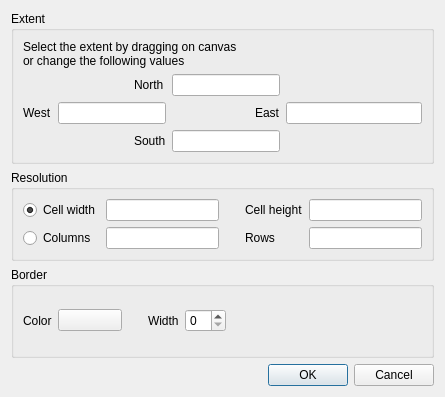
carsmie/QGIS, file src/plugins/grass/qgsgrassregionbase.ui: the form before one commit.
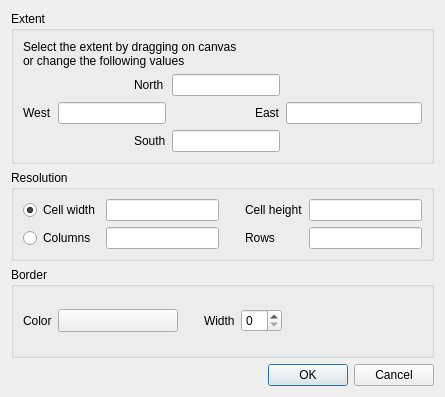
The form after the commit. Custom widgets are drawn as their Qt base class.

Commit message: Flip more colors buttons to QgsColorButtonV2

Diff of the .ui file:
```diff
--- a/src/plugins/grass/qgsgrassregionbase.ui
+++ b/src/plugins/grass/qgsgrassregionbase.ui
@@ -199,16 +199,16 @@
        </spacer>
       </item>
       <item row="0" column="1">
-       <widget class="QgsColorButton" name="mColorButton">
+       <widget class="QgsColorButtonV2" name="mColorButton">
         <property name="minimumSize">
          <size>
-          <width>64</width>
+          <width>120</width>
           <height>0</height>
          </size>
         </property>
         <property name="maximumSize">
          <size>
-          <width>100</width>
+          <width>120</width>
           <height>16777215</height>
          </size>
         </property>
@@ -234,9 +234,9 @@
  </widget>
  <customwidgets>
   <customwidget>
-   <class>QgsColorButton</class>
-   <extends>QPushButton</extends>
-   <header>qgscolorbutton.h</header>
+   <class>QgsColorButtonV2</class>
+   <extends>QToolButton</extends>
+   <header>qgscolorbuttonv2.h</header>
   </customwidget>
  </customwidgets>
  <resources/>
```
The commit also changes 12 other files.
